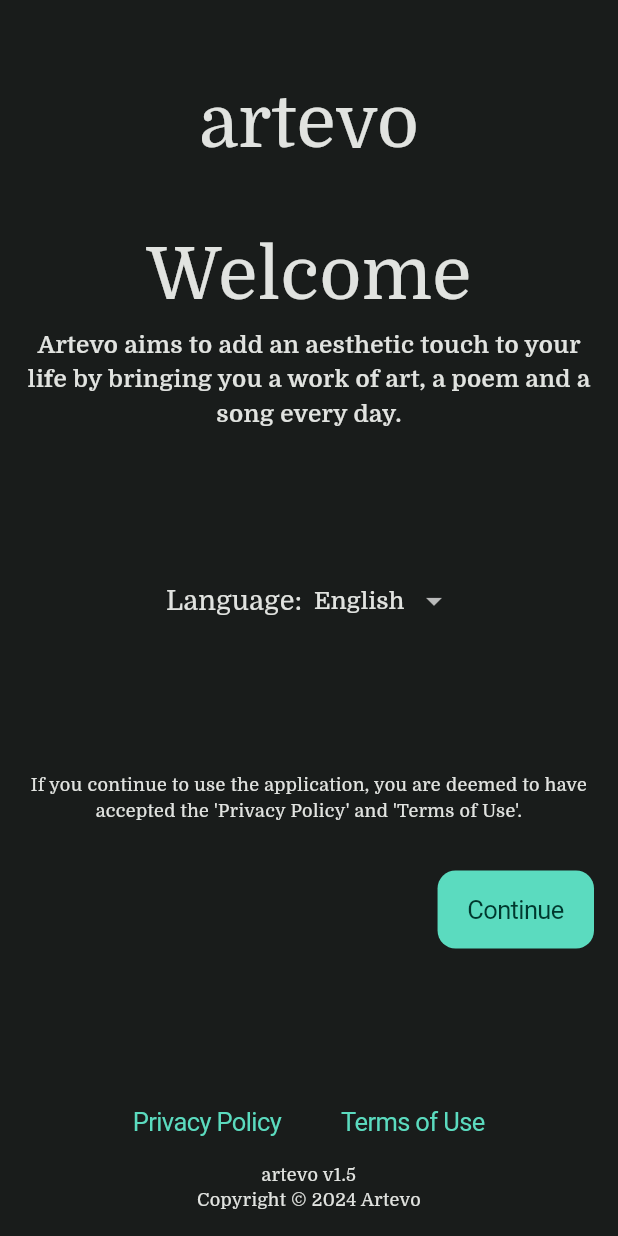
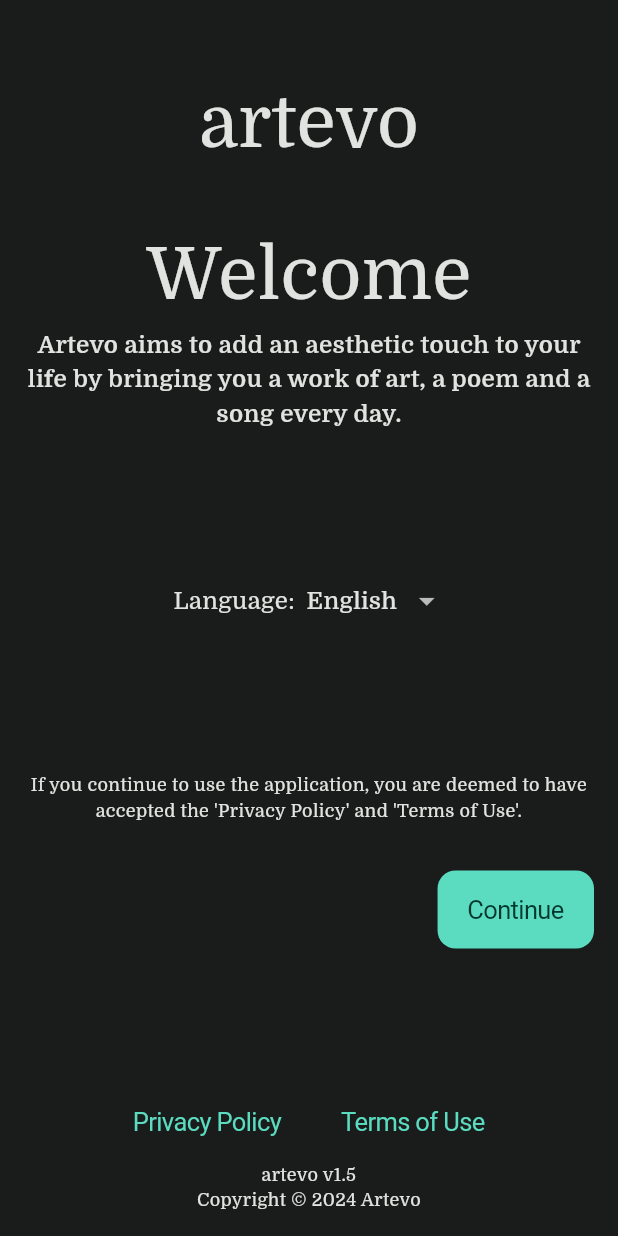
Before and after one commit to ArtevoApp/artevo, a Flutter app: the screen it shows after launch, on a phone screen of 412 x 824 dp. Run offline on Flutter 3.47's test engine with Material 3 defaults, Android fonts, the phone set to English and light mode, and no system bars; drawn by our look-alikes of flutter_animate; our stand-ins replace cloud_firestore, dio, firebase_core, firebase_database, flutter_cache_manager, flutter_local_notifications and 10 more; missing offline and left inert: artevo_package, zoom_widget; accounts and stored records are empty; generated files the repository leaves out were written again; project files that could hold a hidden picture were left out.

Commit message:
some minor changes

```diff
--- a/lib/common/constants/text_styles.dart
+++ b/lib/common/constants/text_styles.dart
@@ -9,9 +9,9 @@ abstract class TextStyles {
       TextStyle(fontSize: 16, fontWeight: FontWeight.w600);
 
   // common text styles
-  static const title = TextStyle(fontSize: 20, fontWeight: FontWeight.bold);
+  static const title = TextStyle(fontSize: 18, fontWeight: FontWeight.bold);
 
-  static const body = TextStyle(fontSize: 18, wordSpacing: 3);
+  static const body = TextStyle(fontSize: 16, wordSpacing: 3);
 
   static const bodyv2 = TextStyle(fontSize: 14);
 
--- a/lib/features/rating/view/widgets/content_rating_bar.dart
+++ b/lib/features/rating/view/widgets/content_rating_bar.dart
@@ -38,12 +38,12 @@ class _ContentRatingBarState extends State<ContentRatingBar> {
     }
   }
 
-  void onHorizontalDragEnd(DragEndDetails details) {
+  void onHorizontalDragEnd(DragEndDetails details) async {
     double rating = (dxNotifier.value + 4) / barMaxWidth * itemCount;
     if (rating <= 1) rating = 1.0;
     if (rating >= 5) rating = 5.0;
 
-    ContentRatingFeedBackDialog.show(
+    await ContentRatingFeedBackDialog.show(
         context, double.parse(rating.toStringAsFixed(1)));
   }
 
--- a/lib/features/rating/view/widgets/content_rating_feedback_dialog.dart
+++ b/lib/features/rating/view/widgets/content_rating_feedback_dialog.dart
@@ -85,7 +85,7 @@ class ContentRatingFeedBackDialog extends ConsumerWidget {
                     comment: commentController.text,
                     rating: rating);
                 HiveUserDataService.instance.setLastPollFeedbackDate(date);
-                ref.read(showContentRatingProvider.notifier).state = true;
+                ref.read(showContentRatingProvider.notifier).state = false;
                 ref.read(_ratingFeedbackDialogShowThanksStatus.notifier).state =
                     true;
               },
--- a/lib/features/song/view/widgets/music_platform.dart
+++ b/lib/features/song/view/widgets/music_platform.dart
@@ -19,7 +19,7 @@ class MusicPlatformButtonWidget extends StatelessWidget {
               borderRadius: BorderRadius.circular(defaultPadding)))),
       icon: SvgPicture.asset(
         platform.path,
-        height: smallImageSize,
+        height: xsmallImageSize,
         colorFilter: !isExistUrl
             ? const ColorFilter.mode(Colors.grey, BlendMode.srcATop)
             : null,
```
Also changed, not shown: lib/features/painting/views/painting_detail_view.dart (+12 -15 lines).
